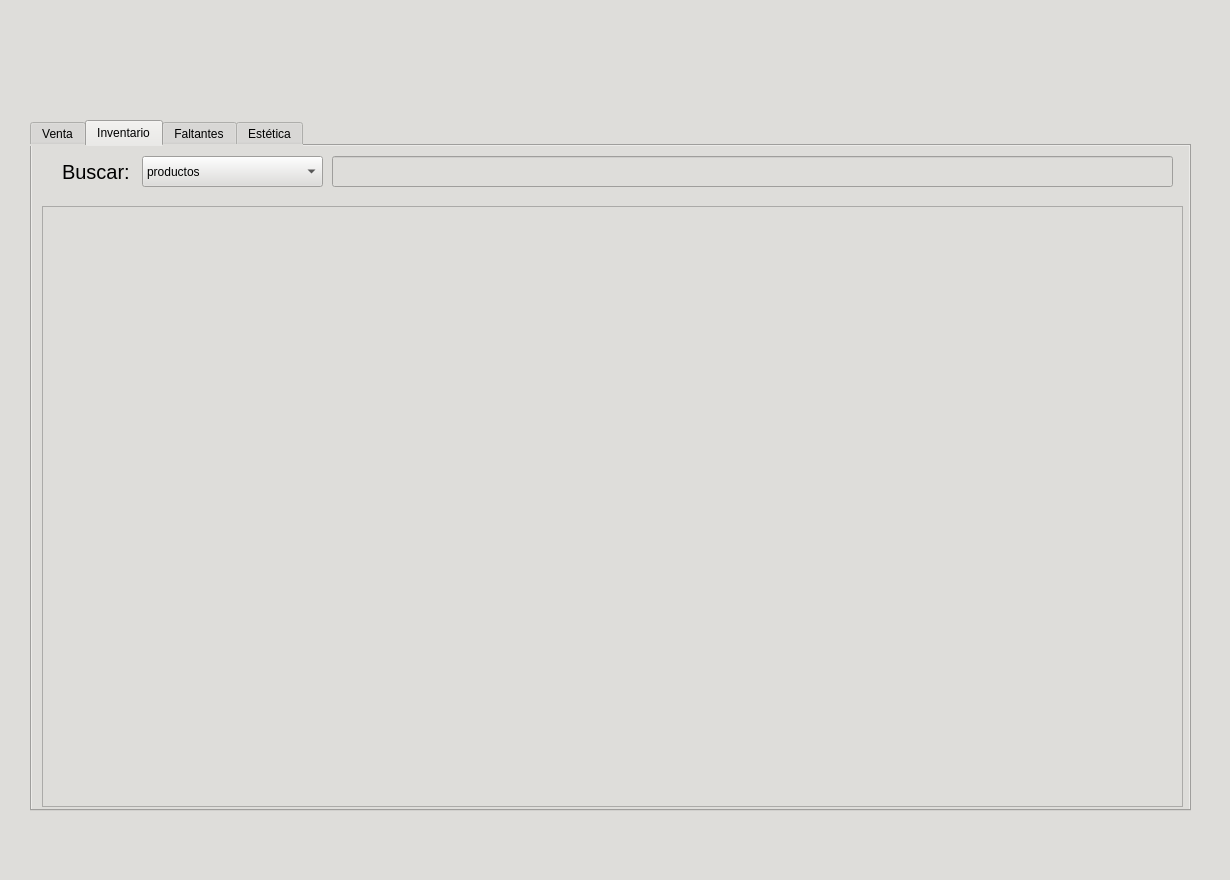
Before: the Qt Designer form UI/main.ui in nssmelmsr/CentroVeterinario, drawn with Qt 5.
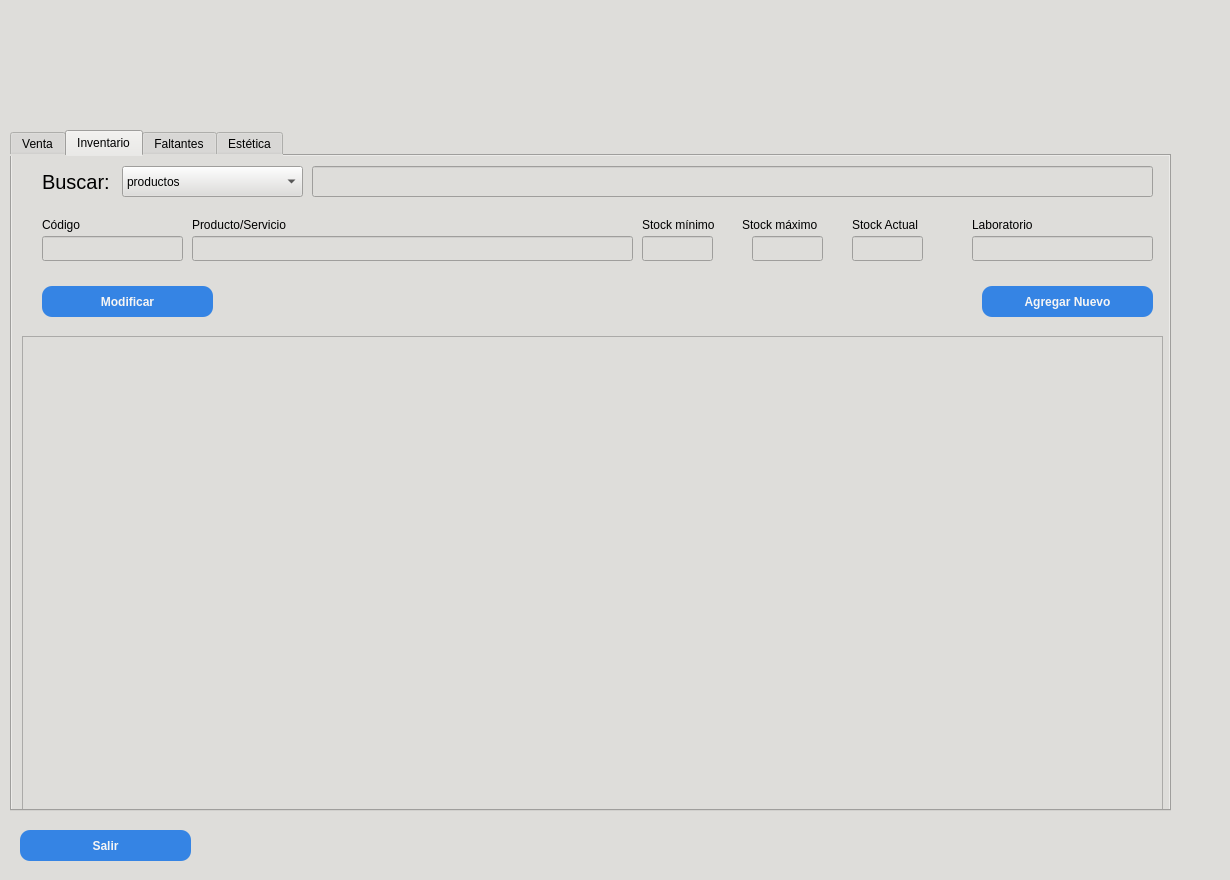
After: the same form once the commit is applied. The open tabs and pages were chosen to show the change. Icons and pictures are not drawn.

The edit to the form file:
```diff
--- a/UI/main.ui
+++ b/UI/main.ui
@@ -16,12 +16,6 @@
     <height>880</height>
    </size>
   </property>
-  <property name="maximumSize">
-   <size>
-    <width>1230</width>
-    <height>880</height>
-   </size>
-  </property>
   <property name="windowTitle">
    <string>MainWindow</string>
   </property>
@@ -51,12 +45,6 @@
       <height>880</height>
      </size>
     </property>
-    <property name="maximumSize">
-     <size>
-      <width>1230</width>
-      <height>880</height>
-     </size>
-    </property>
     <property name="font">
      <font>
       <pointsize>10</pointsize>
@@ -304,10 +292,10 @@
      <widget class="QTabWidget" name="tab_caja">
       <property name="geometry">
        <rect>
-        <x>30</x>
-        <y>120</y>
+        <x>10</x>
+        <y>130</y>
         <width>1161</width>
-        <height>691</height>
+        <height>681</height>
        </rect>
       </property>
       <property name="styleSheet">
@@ -435,9 +423,9 @@
         <property name="geometry">
          <rect>
           <x>10</x>
-          <y>60</y>
+          <y>180</y>
           <width>1141</width>
-          <height>601</height>
+          <height>481</height>
          </rect>
         </property>
        </widget>
@@ -492,6 +480,242 @@
          <string>Buscar:</string>
         </property>
        </widget>
+       <widget class="QLabel" name="label_2">
+        <property name="geometry">
+         <rect>
+          <x>30</x>
+          <y>60</y>
+          <width>66</width>
+          <height>17</height>
+         </rect>
+        </property>
+        <property name="text">
+         <string>Código</string>
+        </property>
+       </widget>
+       <widget class="QLineEdit" name="code_le">
+        <property name="geometry">
+         <rect>
+          <x>30</x>
+          <y>80</y>
+          <width>141</width>
+          <height>25</height>
+         </rect>
+        </property>
+        <property name="contextMenuPolicy">
+         <enum>Qt::NoContextMenu</enum>
+        </property>
+       </widget>
+       <widget class="QLabel" name="label_3">
+        <property name="geometry">
+         <rect>
+          <x>180</x>
+          <y>60</y>
+          <width>131</width>
+          <height>17</height>
+         </rect>
+        </property>
+        <property name="text">
+         <string>Producto/Servicio</string>
+        </property>
+       </widget>
+       <widget class="QLineEdit" name="prod_le">
+        <property name="geometry">
+         <rect>
+          <x>180</x>
+          <y>80</y>
+          <width>441</width>
+          <height>25</height>
+         </rect>
+        </property>
+        <property name="contextMenuPolicy">
+         <enum>Qt::NoContextMenu</enum>
+        </property>
+       </widget>
+       <widget class="QLabel" name="label_4">
+        <property name="geometry">
+         <rect>
+          <x>630</x>
+          <y>60</y>
+          <width>101</width>
+          <height>17</height>
+         </rect>
+        </property>
+        <property name="text">
+         <string>Stock mínimo</string>
+        </property>
+       </widget>
+       <widget class="QLineEdit" name="Smin_le">
+        <property name="geometry">
+         <rect>
+          <x>630</x>
+          <y>80</y>
+          <width>71</width>
+          <height>25</height>
+         </rect>
+        </property>
+        <property name="contextMenuPolicy">
+         <enum>Qt::NoContextMenu</enum>
+        </property>
+        <property name="text">
+         <string/>
+        </property>
+       </widget>
+       <widget class="QLabel" name="label_5">
+        <property name="geometry">
+         <rect>
+          <x>730</x>
+          <y>60</y>
+          <width>101</width>
+          <height>17</height>
+         </rect>
+        </property>
+        <property name="text">
+         <string>Stock máximo</string>
+        </property>
+       </widget>
+       <widget class="QLineEdit" name="Smax_le">
+        <property name="geometry">
+         <rect>
+          <x>740</x>
+          <y>80</y>
+          <width>71</width>
+          <height>25</height>
+         </rect>
+        </property>
+        <property name="contextMenuPolicy">
+         <enum>Qt::NoContextMenu</enum>
+        </property>
+        <property name="text">
+         <string/>
+        </property>
+       </widget>
+       <widget class="QLabel" name="label_6">
+        <property name="geometry">
+         <rect>
+          <x>840</x>
+          <y>60</y>
+          <width>101</width>
+          <height>17</height>
+         </rect>
+        </property>
+        <property name="text">
+         <string>Stock Actual</string>
+        </property>
+       </widget>
+       <widget class="QLineEdit" name="Sact_le">
+        <property name="geometry">
+         <rect>
+          <x>840</x>
+          <y>80</y>
+          <width>71</width>
+          <height>25</height>
+         </rect>
+        </property>
+        <property name="contextMenuPolicy">
+         <enum>Qt::NoContextMenu</enum>
+        </property>
+        <property name="text">
+         <string/>
+        </property>
+       </widget>
+       <widget class="QLabel" name="label_7">
+        <property name="geometry">
+         <rect>
+          <x>960</x>
+          <y>60</y>
+          <width>101</width>
+          <height>17</height>
+         </rect>
+        </property>
+        <property name="text">
+         <string>Laboratorio</string>
+        </property>
+       </widget>
+       <widget class="QLineEdit" name="lab_le">
+        <property name="geometry">
+         <rect>
+          <x>960</x>
+          <y>80</y>
+          <width>181</width>
+          <height>25</height>
+         </rect>
+        </property>
+        <property name="contextMenuPolicy">
+         <enum>Qt::NoContextMenu</enum>
+        </property>
+        <property name="text">
+         <string/>
+        </property>
+       </widget>
+       <widget class="QPushButton" name="mod_btn">
+        <property name="geometry">
+         <rect>
+          <x>30</x>
+          <y>130</y>
+          <width>171</width>
+          <height>31</height>
+         </rect>
+        </property>
+        <property name="font">
+         <font>
+          <weight>75</weight>
+          <bold>true</bold>
+         </font>
+        </property>
+        <property name="autoFillBackground">
+         <bool>false</bool>
+        </property>
+        <property name="styleSheet">
+         <string notr="true">background-color:rgb(53, 132, 228); color: rgb(246, 245, 244); border-radius:10px;</string>
+        </property>
+        <property name="text">
+         <string>Modificar</string>
+        </property>
+        <property name="shortcut">
+         <string>Return</string>
+        </property>
+        <property name="autoRepeat">
+         <bool>false</bool>
+        </property>
+        <property name="default">
+         <bool>false</bool>
+        </property>
+       </widget>
+       <widget class="QPushButton" name="add_new_btn">
+        <property name="geometry">
+         <rect>
+          <x>970</x>
+          <y>130</y>
+          <width>171</width>
+          <height>31</height>
+         </rect>
+        </property>
+        <property name="font">
+         <font>
+          <weight>75</weight>
+          <bold>true</bold>
+         </font>
+        </property>
+        <property name="autoFillBackground">
+         <bool>false</bool>
+        </property>
+        <property name="styleSheet">
+         <string notr="true">background-color:rgb(53, 132, 228); color: rgb(246, 245, 244); border-radius:10px;</string>
+        </property>
+        <property name="text">
+         <string>Agregar Nuevo</string>
+        </property>
+        <property name="shortcut">
+         <string>Return</string>
+        </property>
+        <property name="autoRepeat">
+         <bool>false</bool>
+        </property>
+        <property name="default">
+         <bool>false</bool>
+        </property>
+       </widget>
       </widget>
       <widget class="QWidget" name="faltantes_tab">
        <attribute name="title">
@@ -587,6 +811,40 @@
        <pixmap resource="resources_rc.qrc">:/icon_small/CVIcaja.png</pixmap>
       </property>
      </widget>
+     <widget class="QPushButton" name="exit_btn_3">
+      <property name="geometry">
+       <rect>
+        <x>20</x>
+        <y>830</y>
+        <width>171</width>
+        <height>31</height>
+       </rect>
+      </property>
+      <property name="font">
+       <font>
+        <weight>75</weight>
+        <bold>true</bold>
+       </font>
+      </property>
+      <property name="autoFillBackground">
+       <bool>false</bool>
+      </property>
+      <property name="styleSheet">
+       <string notr="true">background-color:rgb(53, 132, 228); color: rgb(246, 245, 244); border-radius:10px;</string>
+      </property>
+      <property name="text">
+       <string>Salir</string>
+      </property>
+      <property name="shortcut">
+       <string>Return</string>
+      </property>
+      <property name="autoRepeat">
+       <bool>false</bool>
+      </property>
+      <property name="default">
+       <bool>false</bool>
+      </property>
+     </widget>
     </widget>
     <widget class="QWidget" name="Consul">
      <widget class="QPushButton" name="exit_btn_2">
```
Left out of the diff: 470 changed lines with no effect on the pictures.
